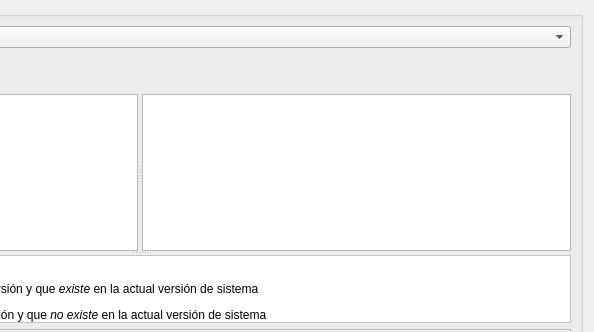
dpinelo/AS7, file src/lib/daobusiness/forms/importsystemitems.ui: the form before one commit; both pictures show x 314 to 908 and y 0 to 332 of the 908 by 551 pixel window.
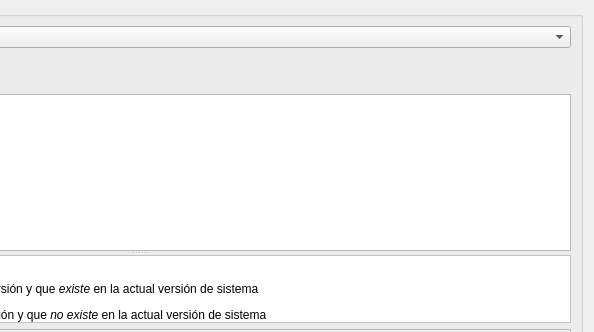
The form after the commit. Icons and pictures are not drawn.

```diff
--- a/src/lib/daobusiness/forms/importsystemitems.ui
+++ b/src/lib/daobusiness/forms/importsystemitems.ui
@@ -249,14 +249,6 @@
                </font>
               </property>
              </widget>
-             <widget class="QTextEdit" name="txtResult">
-              <property name="font">
-               <font>
-                <family>Courier New</family>
-                <pointsize>10</pointsize>
-               </font>
-              </property>
-             </widget>
             </widget>
             <widget class="QWidget" name="layoutWidget">
              <layout class="QVBoxLayout" name="verticalLayout_2">
```
